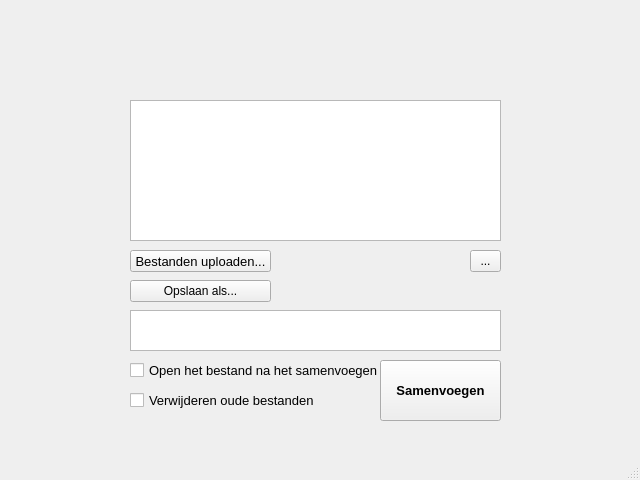
jebr/MergePDF, file ui_files/main_window.ui: the form before one commit.
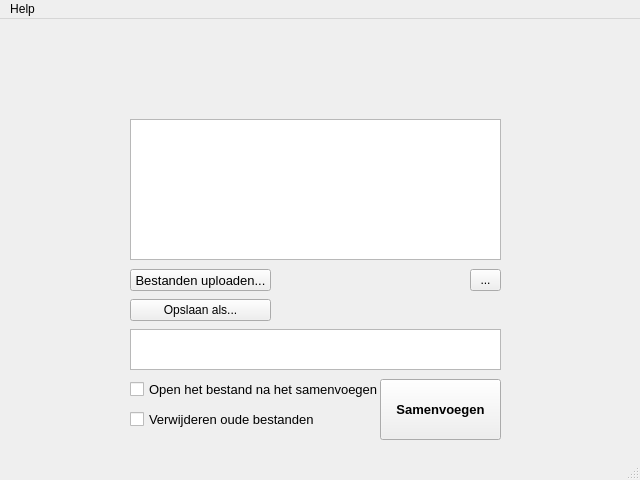
The form after the commit.

Commit message: Add info dialog

```diff
--- a/ui_files/main_window.ui
+++ b/ui_files/main_window.ui
@@ -192,8 +192,8 @@
     </property>
     <property name="geometry">
      <rect>
-      <x>520</x>
-      <y>390</y>
+      <x>570</x>
+      <y>380</y>
       <width>50</width>
       <height>50</height>
      </rect>
@@ -203,8 +203,8 @@
     </property>
     <property name="iconSize">
      <size>
-      <width>50</width>
-      <height>16</height>
+      <width>30</width>
+      <height>30</height>
      </size>
     </property>
     <property name="autoDefault">
@@ -224,9 +224,17 @@
      <x>0</x>
      <y>0</y>
      <width>640</width>
-     <height>22</height>
+     <height>21</height>
     </rect>
    </property>
+   <widget class="QMenu" name="menuHelp">
+    <property name="title">
+     <string>Help</string>
+    </property>
+    <addaction name="actionInfo"/>
+    <addaction name="actionUpdate_info"/>
+   </widget>
+   <addaction name="menuHelp"/>
   </widget>
   <widget class="QStatusBar" name="statusbar"/>
  </widget>
```
Left out of the diff: 15 changed lines with no effect on the pictures. The commit also changes 2 other files.
